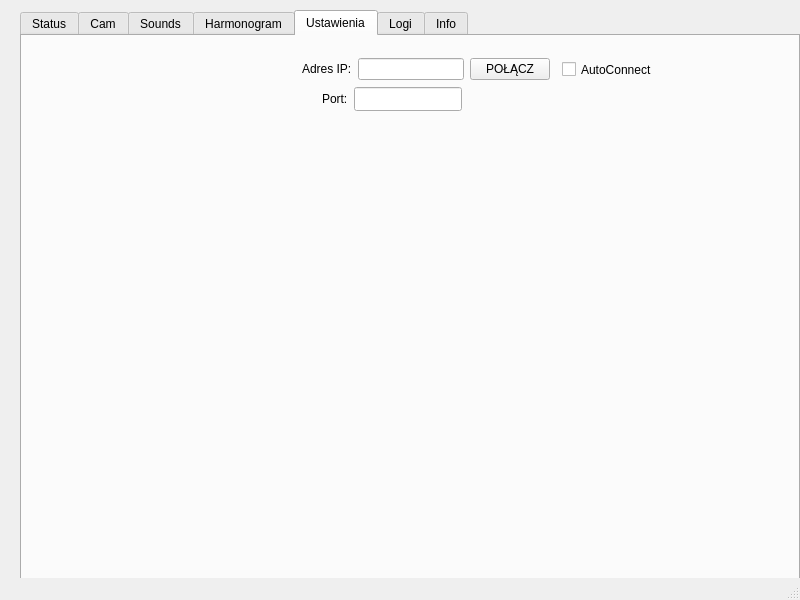
Above: 3growbox_qtwidget/GrowBoxDesktop/mainwindow.ui from wojtron2/Desktop_QT_app_box before the change. Below: the same form after it.
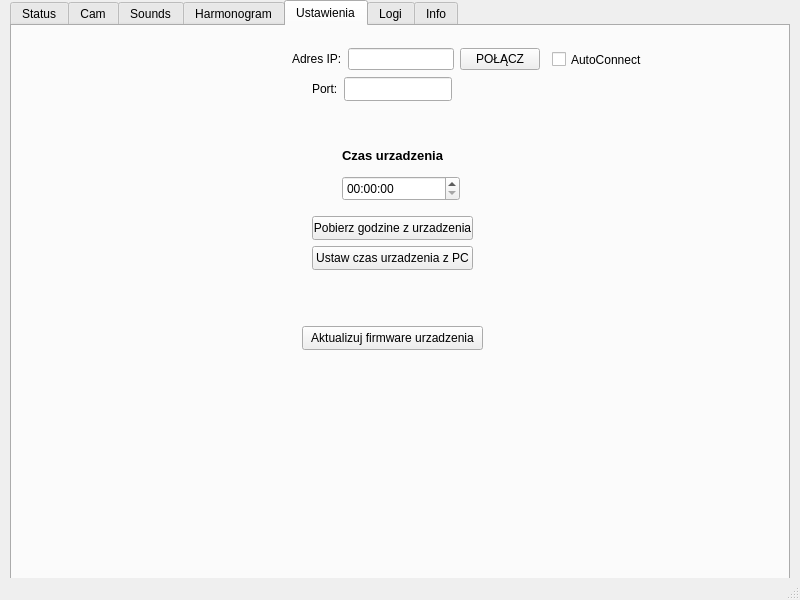
That is the form after the change. The open tabs and pages were chosen to show the change. Icons and pictures are not drawn.

The edit to the form file:
```diff
--- a/3growbox_qtwidget/GrowBoxDesktop/mainwindow.ui
+++ b/3growbox_qtwidget/GrowBoxDesktop/mainwindow.ui
@@ -17,8 +17,8 @@
    <widget class="QTabWidget" name="tabWidget">
     <property name="geometry">
      <rect>
-      <x>20</x>
-      <y>10</y>
+      <x>10</x>
+      <y>0</y>
       <width>780</width>
       <height>600</height>
      </rect>
@@ -623,6 +623,71 @@
        </rect>
       </property>
      </widget>
+     <widget class="QTimeEdit" name="timeEdit">
+      <property name="geometry">
+       <rect>
+        <x>330</x>
+        <y>150</y>
+        <width>118</width>
+        <height>25</height>
+       </rect>
+      </property>
+     </widget>
+     <widget class="QPushButton" name="pushButton_3">
+      <property name="geometry">
+       <rect>
+        <x>300</x>
+        <y>220</y>
+        <width>161</width>
+        <height>24</height>
+       </rect>
+      </property>
+      <property name="text">
+       <string>Ustaw czas urzadzenia z PC</string>
+      </property>
+     </widget>
+     <widget class="QPushButton" name="pushButton_4">
+      <property name="geometry">
+       <rect>
+        <x>300</x>
+        <y>190</y>
+        <width>161</width>
+        <height>24</height>
+       </rect>
+      </property>
+      <property name="toolTip">
+       <string>&lt;html&gt;&lt;head/&gt;&lt;body&gt;&lt;p&gt;Pobiera&lt;/p&gt;&lt;/body&gt;&lt;/html&gt;</string>
+      </property>
+      <property name="text">
+       <string>Pobierz godzine z urzadzenia</string>
+      </property>
+     </widget>
+     <widget class="QPushButton" name="pushButton_5">
+      <property name="geometry">
+       <rect>
+        <x>290</x>
+        <y>300</y>
+        <width>181</width>
+        <height>24</height>
+       </rect>
+      </property>
+      <property name="text">
+       <string>Aktualizuj firmware urzadzenia</string>
+      </property>
+     </widget>
+     <widget class="QLabel" name="label">
+      <property name="geometry">
+       <rect>
+        <x>330</x>
+        <y>120</y>
+        <width>101</width>
+        <height>20</height>
+       </rect>
+      </property>
+      <property name="text">
+       <string>&lt;html&gt;&lt;head/&gt;&lt;body&gt;&lt;p&gt;&lt;span style=&quot; font-size:10pt; font-weight:700;&quot;&gt;Czas urzadzenia&lt;/span&gt;&lt;/p&gt;&lt;/body&gt;&lt;/html&gt;</string>
+      </property>
+     </widget>
     </widget>
     <widget class="QWidget" name="tab4_logs">
      <property name="font">
```
Left out of the diff: 45 changed lines with no effect on the pictures.
